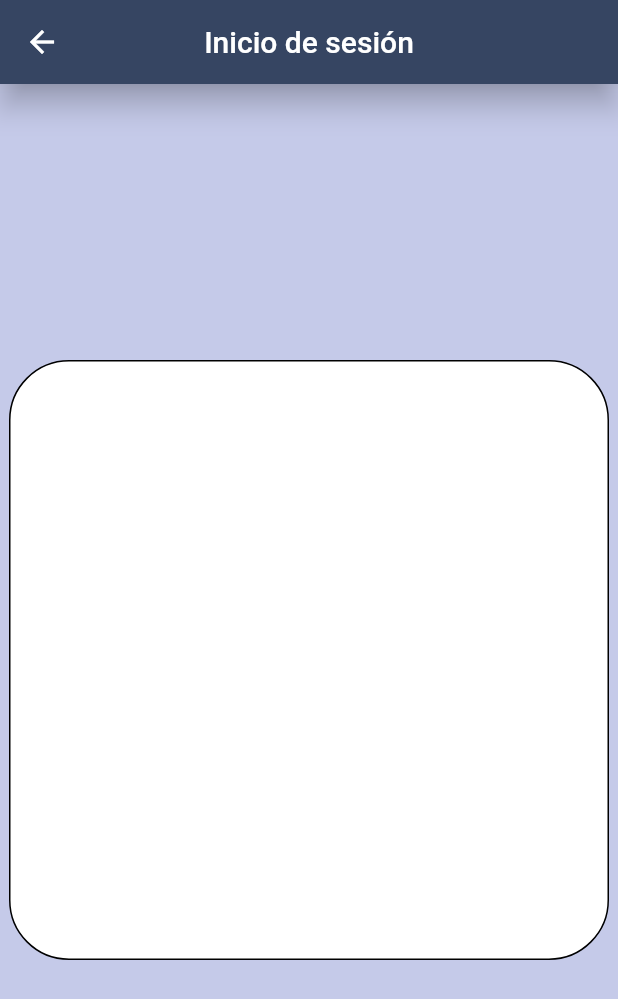
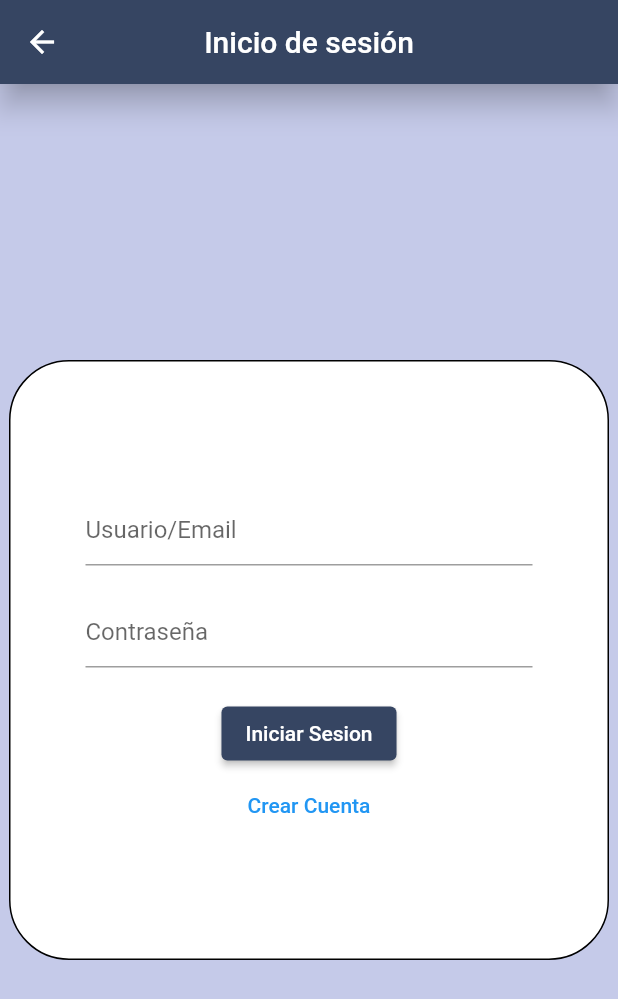
Before and after one commit to Julian-Alcaraz/schollinorder, a Flutter app: the screen it shows after launch, after a tap on "Login", on a phone screen of 412 x 824 dp. Shown: the top 999 px of the screen. Run offline on Flutter 3.47's test engine with Material 2 defaults, Android fonts, the phone set to English and light mode, and no system bars.

Commit message:
creo pagina crear cuenta

```diff
--- /dev/null
+++ b/lib/src/pages/login/crearcuenta.dart
@@ -0,0 +1,15 @@
+import 'package:flutter/material.dart';
+
+class CrearCuenta extends StatelessWidget {
+  @override
+  Widget build(BuildContext context) {
+    return Scaffold(
+      appBar: AppBar(
+        title: Text('namePage'),
+      ),
+      body: Center(
+        child: Text('namePage'),
+      ),
+    );
+  }
+}
--- a/lib/src/pages/login/login.dart
+++ b/lib/src/pages/login/login.dart
@@ -15,13 +15,58 @@ class LoginPage extends StatelessWidget {
       ),
       body: Center(
         child: Container(
-            width: 400,
-            height: 400,
-            decoration: BoxDecoration(
-                color: Colors.white,
-                borderRadius: BorderRadius.all(Radius.circular(40.0)),
-                border: Border.all(color: Colors.black))),
+          width: 400,
+          height: 400,
+          decoration: BoxDecoration(
+              color: Colors.white,
+              borderRadius: BorderRadius.all(Radius.circular(40.0)),
+              border: Border.all(color: Colors.black)),
+          child: Center(
+            child: Column(
+              mainAxisAlignment: MainAxisAlignment.center,
+              children: <Widget>[
+                campousuario(),
+                campocontrasena(),
+                Padding(
+                  padding: const EdgeInsets.only(top: 10),
+                  child: ElevatedButton(
+                    onPressed: () {},
+                    child: Text('Iniciar Sesion'),
+                    style: ElevatedButton.styleFrom(
+                      primary: Color(0xFF364562),
+                    ),
+                  ),
+                ),
+                TextButton(
+                  onPressed: () {},
+                  child: Text('Crear Cuenta'),
+                )
+              ],
+            ),
+          ),
+        ),
       ),
     );
   }
 }
+
+Widget campousuario() {
+  return Container(
+    padding: EdgeInsets.symmetric(horizontal: 50, vertical: 10),
+    child: TextField(
+        decoration: InputDecoration(
+      hintText: "Usuario/Email",
+    )),
+  );
+}
+
+Widget campocontrasena() {
+  return Container(
+    padding: EdgeInsets.symmetric(horizontal: 50, vertical: 10),
+    child: TextField(
+        obscureText: true,
+        decoration: InputDecoration(
+          hintText: "Contraseña",
+        )),
+  );
+}
--- a/lib/src/routes/routes.dart
+++ b/lib/src/routes/routes.dart
@@ -1,6 +1,7 @@
 import 'package:flutter/material.dart';
 import 'package:schollinorder/src/pages/home/home.dart';
 import 'package:schollinorder/src/pages/alumno/alumno.dart';
+import 'package:schollinorder/src/pages/login/crearcuenta.dart';
 import 'package:schollinorder/src/pages/login/login.dart';
 import 'package:schollinorder/src/pages/profesor/profesor.dart';
 import 'package:schollinorder/src/pages/administrativos/administrativos.dart';
@@ -14,5 +15,6 @@ class MyRoutes {
         "/Profesor": (_) => ProfesorPage(),
         "/Administrativos": (_) => AdministrativosPages(),
         "/Login": (_) => LoginPage(),
+        "/CrearCuenta": (_) => CrearCuenta(),
       };
 }
```
